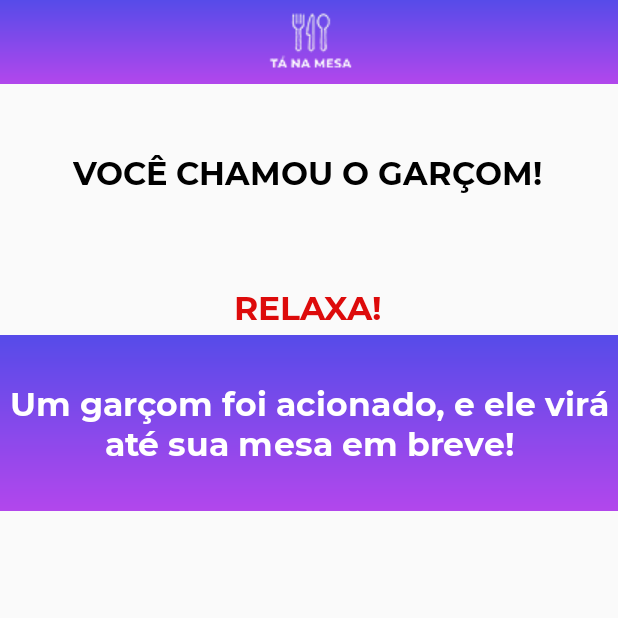
After one commit to TheEvilHarry/TaNaMesa-Mobile, an Android app: the CallWaiter screen opened directly, with no data from a screen before it, on a phone screen of 412 x 824 dp, the top half of it. The commit adds this screen. Run offline under Robolectric (Android 15) with nearby library versions, the phone set to English and light mode, and no system bars.

Commit message:
Call waiter screen ready

```diff
--- a/app/src/main/AndroidManifest.xml
+++ b/app/src/main/AndroidManifest.xml
@@ -9,7 +9,8 @@
         android:roundIcon="@mipmap/ic_launcher_round"
         android:supportsRtl="true"
         android:theme="@style/AppTheme">
-        <activity android:name=".OrderConfirmation"></activity>
+        <activity android:name=".CallWaiter"></activity>
+        <activity android:name=".OrderConfirmation" />
         <activity android:name=".MainPage" />
         <activity android:name=".MainActivity" />
         <activity
@@ -29,8 +30,8 @@
             android:name="preloaded_fonts"
             android:resource="@array/preloaded_fonts" />
     </application>
+    <uses-permission android:name="android.permission.CAMERA" />
+
     <uses-permission android:name="android.permission.VIBRATE" />
 
-    <uses-permission android:name="android.permission.CAMERA" />
-
 </manifest>
--- /dev/null
+++ b/app/src/main/java/com/example/tanamesaapp/CallWaiter.java
@@ -0,0 +1,17 @@
+package com.example.tanamesaapp;
+
+import androidx.appcompat.app.AppCompatActivity;
+import androidx.appcompat.widget.Toolbar;
+
+import android.os.Bundle;
+
+public class CallWaiter extends AppCompatActivity {
+
+    @Override
+    protected void onCreate(Bundle savedInstanceState) {
+        super.onCreate(savedInstanceState);
+        setContentView(R.layout.activity_call_waiter);
+        Toolbar toolbar = findViewById(R.id.mp_actionbar);
+        setSupportActionBar(toolbar);
+    }
+}
--- a/app/src/main/java/com/example/tanamesaapp/MainPage.java
+++ b/app/src/main/java/com/example/tanamesaapp/MainPage.java
@@ -38,6 +38,11 @@ public class MainPage extends AppCompatActivity {
         startDatabase();
         setupData();
         setupUI();
+    }
+
+    public void callWaiter(View v){
+        Intent intent = new Intent(this,CallWaiter.class);
+        startActivity(intent);
     }
 
     private void startDatabase(){
--- /dev/null
+++ b/app/src/main/res/layout/activity_call_waiter.xml
@@ -0,0 +1,61 @@
+<?xml version="1.0" encoding="utf-8"?>
+<androidx.constraintlayout.widget.ConstraintLayout xmlns:android="http://schemas.android.com/apk/res/android"
+    xmlns:app="http://schemas.android.com/apk/res-auto"
+    xmlns:tools="http://schemas.android.com/tools"
+    android:layout_width="match_parent"
+    android:layout_height="match_parent"
+    tools:context=".CallWaiter">
+
+    <include
+        android:id="@+id/mp_actionbar"
+        layout="@layout/top_actionbar"
+        tools:layout_editor_absoluteX="-16dp"
+        tools:layout_editor_absoluteY="61dp" />
+
+    <TextView
+        android:id="@+id/textView3"
+        android:layout_width="wrap_content"
+        android:layout_height="wrap_content"
+        android:layout_marginTop="44dp"
+        android:fontFamily="@font/m_bold"
+        android:text="VOCÊ CHAMOU O GARÇOM!"
+        android:textColor="#000000"
+        android:textSize="21sp"
+        app:layout_constraintEnd_toEndOf="parent"
+        app:layout_constraintHorizontal_bias="0.492"
+        app:layout_constraintStart_toStartOf="parent"
+        app:layout_constraintTop_toBottomOf="@+id/mp_actionbar" />
+
+    <TextView
+        android:id="@+id/textView4"
+        android:layout_width="wrap_content"
+        android:layout_height="wrap_content"
+        android:layout_marginTop="60dp"
+        android:fontFamily="@font/m_bold"
+        android:text="Relaxa!"
+        android:textAllCaps="true"
+        android:textColor="#DD0B0B"
+        android:textSize="22sp"
+        app:layout_constraintEnd_toEndOf="parent"
+        app:layout_constraintHorizontal_bias="0.498"
+        app:layout_constraintStart_toStartOf="parent"
+        app:layout_constraintTop_toBottomOf="@+id/textView3" />
+
+    <TextView
+        android:id="@+id/textView5"
+        android:layout_width="match_parent"
+        android:layout_height="117dp"
+        android:layout_marginTop="4dp"
+        android:background="@drawable/purple_gradient"
+        android:fontFamily="@font/m_bold"
+        android:gravity="center"
+        android:text="Um garçom foi acionado, e ele virá até sua mesa em breve!"
+        android:textAllCaps="false"
+        android:textColor="#FFFFFF"
+        android:textSize="22sp"
+        app:layout_constraintEnd_toEndOf="parent"
+        app:layout_constraintHorizontal_bias="0.0"
+        app:layout_constraintStart_toStartOf="parent"
+        app:layout_constraintTop_toBottomOf="@+id/textView4" />
+
+</androidx.constraintlayout.widget.ConstraintLayout>
--- a/app/src/main/res/layout/activity_main_page.xml
+++ b/app/src/main/res/layout/activity_main_page.xml
@@ -101,6 +101,7 @@
         android:layout_marginTop="12dp"
         android:alpha="1.0"
         android:fontFamily="@font/m_bold"
+        android:onClick="callWaiter"
         android:shadowColor="#302F2F"
         android:text="CHAMAR GARÇOM"
         android:textSize="24sp"
```
